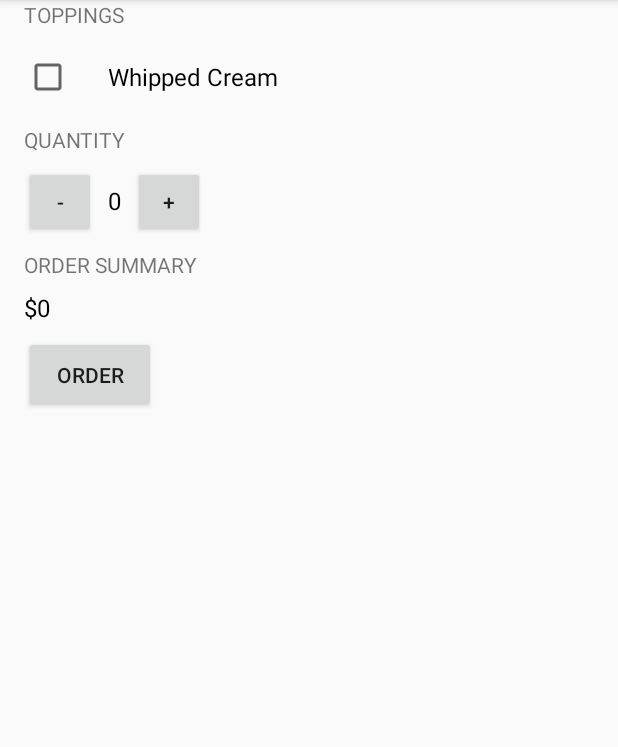
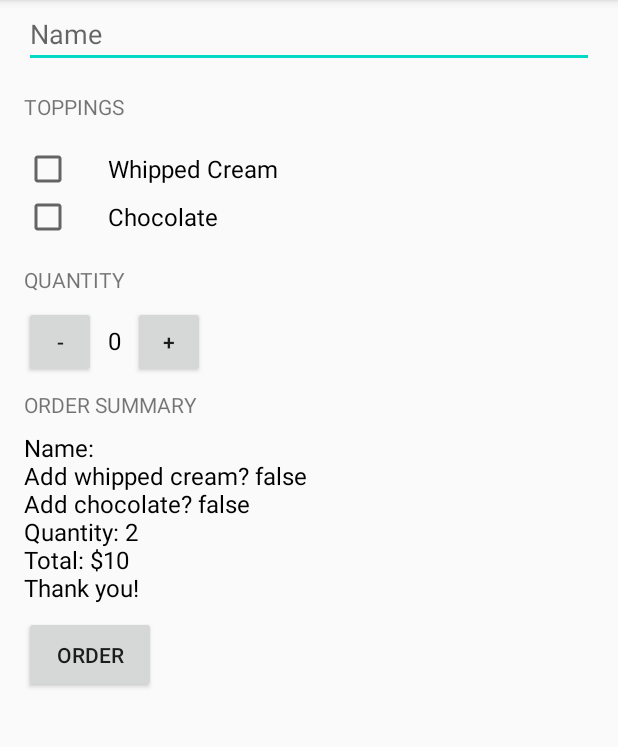
Before and after one commit to wlin3/JustJava, an Android app: the screen it shows after launch (MainActivity), after a tap on "ORDER", on a phone screen of 412 x 824 dp, the part 84-831 px from its top. Run offline under Robolectric (Android 15) with nearby library versions, the phone set to English and light mode, and no system bars.

Commit message:
Added Chocolate

```diff
--- a/app/src/main/java/com/example/myapplication/MainActivity.java
+++ b/app/src/main/java/com/example/myapplication/MainActivity.java
@@ -14,13 +14,17 @@ import androidx.appcompat.app.AppCompatActivity;
 import android.util.Log;
 import android.view.View;
 import android.widget.CheckBox;
+import android.widget.EditText;
 import android.widget.TextView;
 import java.text.NumberFormat;
+
 
 /**
  * This app displays an order form to order coffee.
  */
 public class MainActivity extends AppCompatActivity {
+
+    int quantity = 2;
 
     @Override
     protected void onCreate(Bundle savedInstanceState) {
@@ -29,55 +33,80 @@ public class MainActivity extends AppCompatActivity {
     }
 
     /**
-     * This method is called when the + button is clicked.
+     * This method is called when the plus button is clicked.
      */
-    int quantity = 0;
+    public void increment(View view) {
+        quantity = quantity + 1;
+        displayQuantity(quantity);
+    }
 
-    public void increment(View view) {
-        quantity = quantity + 1 ;
-        display(quantity);
-    }
     /**
-     * This method is called when the + button is clicked.
+     * This method is called when the minus button is clicked.
      */
     public void decrement(View view) {
         quantity = quantity - 1;
-        display(quantity);
+        displayQuantity(quantity);
     }
+
     /**
      * This method is called when the order button is clicked.
      */
     public void submitOrder(View view) {
+        EditText text = (EditText) findViewById(R.id.name_field);
+        String name = text.getText(). toString();
+        Log.v("Main Activity", "Name: " + name);
+        // Figure out if the user wants whipped cream topping
         CheckBox whippedCreamCheckBox = (CheckBox) findViewById(R.id.whipped_cream_checkbox);
         boolean hasWhippedCream = whippedCreamCheckBox.isChecked();
-        Log.v("MainActivity", "Haswhipped cream: "+ hasWhippedCream);
+
+        // Figure out if the user wants chocolate topping
+        CheckBox chocolateCheckBox = (CheckBox) findViewById(R.id.chocolate_checkbox);
+        boolean hasChocolate = chocolateCheckBox.isChecked();
+
+        // Calculate the price
         int price = calculatePrice();
-        String priceMessage = createOrderSummary(price);
-        displayMessage(createOrderSummary(price));
 
+        // Display the order summary on the screen
+        String message = createOrderSummary(name, price, hasWhippedCream, hasChocolate);
+        displayMessage(message);
     }
 
+    /**
+     * Calculates the price of the order.
+     *
+     * @return total price
+     */
     private int calculatePrice() {
-        int price = quantity * 5;
-        return price;
+        return quantity * 5;
     }
 
-    private String createOrderSummary(int price, boolean addWhippedCream) {
-        String priceMessage = "\nName: Will";
-        priceMessage += "\nadd whipped cream?" + addWhippedCream;
-        priceMessage += priceMessage + "\nQuantity: " + quantity;
-        priceMessage += priceMessage + "\nTotal: $" + price;
-        priceMessage += priceMessage + "\nThank You!";
+    /**
+     * Create summary of the order.
+     *
+     * @param price           of the order
+     * @param addWhippedCream is whether or not to add whipped cream to the coffee
+     * @param addChocolate    is whether or not to add chocolate to the coffee
+     * @return text summary
+     */
+    private String createOrderSummary(String name, int price, boolean addWhippedCream, boolean addChocolate) {
+        String priceMessage = "Name: " +name ;
+        priceMessage += "\nAdd whipped cream? " + addWhippedCream;
+        priceMessage += "\nAdd chocolate? " + addChocolate;
+        priceMessage += "\nQuantity: " + quantity;
+        priceMessage += "\nTotal: $" + price;
+        priceMessage += "\nThank you!";
         return priceMessage;
     }
 
     /**
      * This method displays the given quantity value on the screen.
      */
-    private void display(int number) {
-        TextView quantityTextView = (TextView) findViewById(R.id.quantity_text_view);
-        quantityTextView.setText("" + number);
+    private void displayQuantity(int numberOfCoffees) {
+        TextView quantityTextView = (TextView) findViewById(
+                R.id.quantity_text_view);
+        quantityTextView.setText("" + numberOfCoffees);
     }
+
     /**
      * This method displays the given text on the screen.
      */
@@ -85,4 +114,5 @@ public class MainActivity extends AppCompatActivity {
         TextView orderSummaryTextView = (TextView) findViewById(R.id.order_summary_text_view);
         orderSummaryTextView.setText(message);
     }
+
 }
--- a/app/src/main/res/layout/activity_main.xml
+++ b/app/src/main/res/layout/activity_main.xml
@@ -7,9 +7,16 @@
     android:paddingRight="16dp"
     android:orientation="vertical">
 
+    <EditText
+        android:id="@+id/name_field"
+        android:layout_width="match_parent"
+        android:layout_height="wrap_content"
+        android:hint="Name"
+        android:inputType="textCapWords" />
     <TextView
         android:layout_width="wrap_content"
         android:layout_height="wrap_content"
+        android:layout_marginTop="16dp"
         android:layout_marginBottom="16dp"
         android:text="TOPPINGS" />
     <CheckBox
@@ -18,8 +25,14 @@
         android:layout_height="wrap_content"
         android:text="Whipped Cream"
         android:paddingLeft="24dp"
+        android:textSize="16sp" />
+    <CheckBox
+        android:id="@+id/chocolate_checkbox"
+        android:layout_width="wrap_content"
+        android:layout_height="wrap_content"
+        android:text="Chocolate"
+        android:paddingLeft="24dp"
         android:textSize="16sp"
-
         />
     <TextView
         android:layout_width="wrap_content"
```
